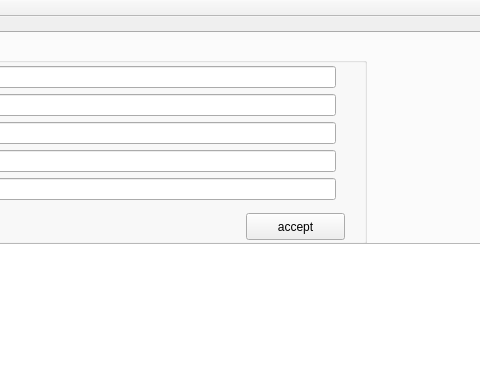
Before: the Qt Designer form gui/gui_/robot_gui/mainwindow.ui in Jersey-Devil/engineer_gui, drawn with Qt 5; both pictures show x 246 to 726 and y 0 to 386 of the 1063 by 794 pixel window.
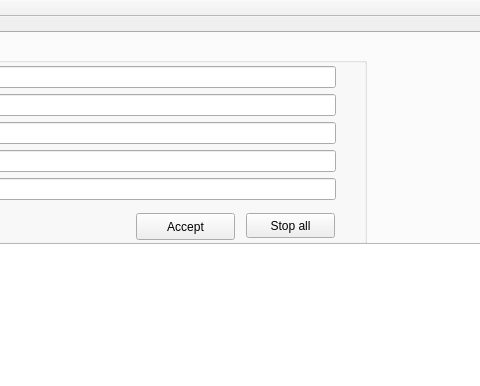
After: the same form once the commit is applied. The open tabs and pages were chosen to show the change. Custom widgets are drawn as their Qt base class.

What changed in the file:
```diff
--- a/gui/gui_/robot_gui/mainwindow.ui
+++ b/gui/gui_/robot_gui/mainwindow.ui
@@ -709,14 +709,27 @@
       <widget class="QPushButton" name="acceptButton">
        <property name="geometry">
         <rect>
-         <x>470</x>
+         <x>360</x>
          <y>170</y>
          <width>99</width>
          <height>27</height>
         </rect>
        </property>
        <property name="text">
-        <string>accept</string>
+        <string>Accept</string>
+       </property>
+      </widget>
+      <widget class="QPushButton" name="stop_all_position_Button">
+       <property name="geometry">
+        <rect>
+         <x>470</x>
+         <y>170</y>
+         <width>89</width>
+         <height>25</height>
+        </rect>
+       </property>
+       <property name="text">
+        <string>Stop all</string>
        </property>
       </widget>
      </widget>
```
